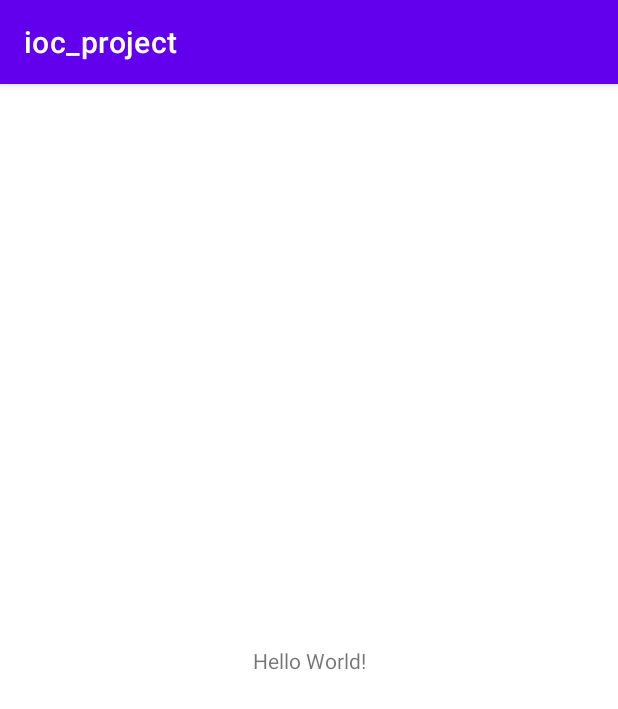
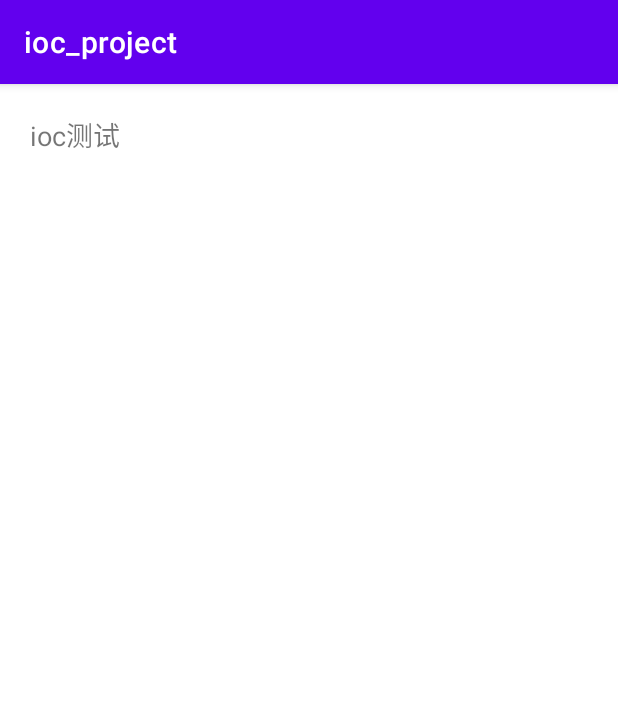
Before and after one commit to liudao01/IOCProject, an Android app: the screen it shows after launch (MainActivity), on a phone screen of 412 x 824 dp. Shown: the top 709 px of the screen. Run offline under Robolectric (Android 15) with nearby library versions, the phone set to English and light mode, and no system bars; our stand-ins replace Dagger/Hilt's generated code.

```diff
--- a/app/build.gradle
+++ b/app/build.gradle
@@ -35,4 +35,10 @@ dependencies {
     testImplementation 'junit:junit:4.+'
     androidTestImplementation 'androidx.test.ext:junit:1.1.2'
     androidTestImplementation 'androidx.test.espresso:espresso-core:3.3.0'
+
+
+    implementation 'com.google.dagger:dagger:2.35'
+    annotationProcessor 'com.google.dagger:dagger-compiler:2.35'//APT注解处理器技术, 利用APT生成代码
+
+
 }
--- a/app/src/main/java/com/demo/ioc_project/MainActivity.java
+++ b/app/src/main/java/com/demo/ioc_project/MainActivity.java
@@ -3,12 +3,27 @@ package com.demo.ioc_project;
 import androidx.appcompat.app.AppCompatActivity;
 
 import android.os.Bundle;
+import android.util.Log;
+
+import com.demo.ioc_project.object.HttpObject;
+
+import javax.inject.Inject;
 
 public class MainActivity extends AppCompatActivity {
+
+    String TAG = "MainActivity";
+    //注入后直接用
+    @Inject
+    HttpObject httpObject;
 
     @Override
     protected void onCreate(Bundle savedInstanceState) {
         super.onCreate(savedInstanceState);
         setContentView(R.layout.activity_main);
+
+        DaggerMyComponent.create().inject(this);
+
+        httpObject.post();
+        Log.d(TAG, "onCreate: httpObject "+httpObject.hashCode());
     }
 }
--- /dev/null
+++ b/app/src/main/java/com/demo/ioc_project/MyComponent.java
@@ -0,0 +1,17 @@
+package com.demo.ioc_project;
+
+import com.demo.ioc_project.module.DataModule;
+import com.demo.ioc_project.module.HttpModule;
+
+import dagger.Component;
+
+/**
+ * Created by liuml on 2022/4/14 10:50
+ * 组件 用来放module的 需要那些module
+ */
+@Component(modules = {HttpModule.class, DataModule.class})
+public interface MyComponent {
+    //这里的参数不能用多态
+    void inject(MainActivity activity);
+
+}
--- /dev/null
+++ b/app/src/main/java/com/demo/ioc_project/module/DataModule.java
@@ -0,0 +1,21 @@
+package com.demo.ioc_project.module;
+
+import com.demo.ioc_project.object.DataObject;
+import com.demo.ioc_project.object.HttpObject;
+
+import dagger.Module;
+import dagger.Provides;
+
+/**
+ * Created by liuml on 2022/4/14 10:48
+ * <p>
+ * 这个类用来提供对象
+ */
+@Module
+public class DataModule {
+
+    @Provides
+    public DataObject providerDataObject() {
+        return new DataObject();
+    }
+}
--- /dev/null
+++ b/app/src/main/java/com/demo/ioc_project/module/HttpModule.java
@@ -0,0 +1,20 @@
+package com.demo.ioc_project.module;
+
+import com.demo.ioc_project.object.HttpObject;
+
+import dagger.Module;
+import dagger.Provides;
+
+/**
+ * Created by liuml on 2022/4/14 10:48
+ *
+ * 这个类用来提供对象
+ */
+@Module
+public class HttpModule {
+
+    @Provides
+    public HttpObject providerHttpObject(){
+        return new HttpObject();
+    }
+}
--- /dev/null
+++ b/app/src/main/java/com/demo/ioc_project/object/DataObject.java
@@ -0,0 +1,7 @@
+package com.demo.ioc_project.object;
+
+/**
+ * Created by liuml on 2022/4/14 10:47
+ */
+public class DataObject {
+}
--- /dev/null
+++ b/app/src/main/java/com/demo/ioc_project/object/HttpObject.java
@@ -0,0 +1,13 @@
+package com.demo.ioc_project.object;
+
+import android.util.Log;
+
+/**
+ * Created by liuml on 2022/4/14 10:47
+ */
+public class HttpObject {
+    String TAG = "HttpObject";
+    public void post() {
+        Log.d(TAG, "HttpObject post: post请求数据 ");
+    }
+}
--- a/app/src/main/res/layout/activity_main.xml
+++ b/app/src/main/res/layout/activity_main.xml
@@ -1,18 +1,17 @@
 <?xml version="1.0" encoding="utf-8"?>
-<androidx.constraintlayout.widget.ConstraintLayout xmlns:android="http://schemas.android.com/apk/res/android"
+<LinearLayout xmlns:android="http://schemas.android.com/apk/res/android"
     xmlns:app="http://schemas.android.com/apk/res-auto"
     xmlns:tools="http://schemas.android.com/tools"
     android:layout_width="match_parent"
     android:layout_height="match_parent"
     tools:context=".MainActivity">
 
+
     <TextView
         android:layout_width="wrap_content"
         android:layout_height="wrap_content"
-        android:text="Hello World!"
-        app:layout_constraintBottom_toBottomOf="parent"
-        app:layout_constraintLeft_toLeftOf="parent"
-        app:layout_constraintRight_toRightOf="parent"
-        app:layout_constraintTop_toTopOf="parent" />
-
-</androidx.constraintlayout.widget.ConstraintLayout>
+        android:layout_marginLeft="20dp"
+        android:layout_marginTop="20dp"
+        android:text="ioc测试"
+        android:textSize="18sp" />
+</LinearLayout>
```
